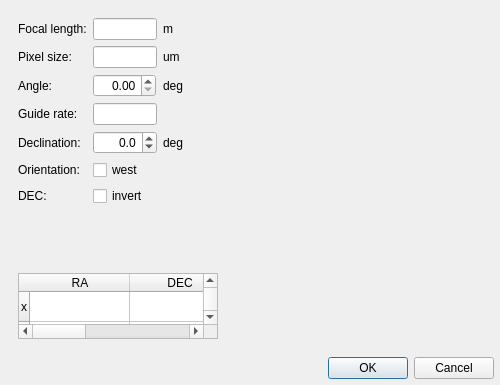
AndreasFMueller/AstroPhotography, file gui/snowgui/icegui/calibrationcalculatordialog.ui: the form before one commit.
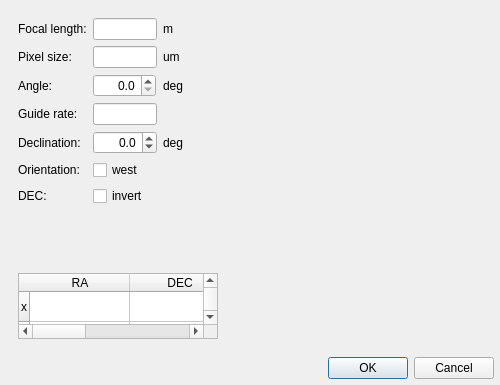
The form after the commit. Custom widgets are drawn as their Qt base class.

The edit to the form file:
```diff
--- a/gui/snowgui/icegui/calibrationcalculatordialog.ui
+++ b/gui/snowgui/icegui/calibrationcalculatordialog.ui
@@ -203,6 +203,18 @@
            <property name="alignment">
             <set>Qt::AlignRight|Qt::AlignTrailing|Qt::AlignVCenter</set>
            </property>
+           <property name="decimals">
+            <number>1</number>
+           </property>
+           <property name="minimum">
+            <double>0.000000000000000</double>
+           </property>
+           <property name="maximum">
+            <double>360.000000000000000</double>
+           </property>
+           <property name="singleStep">
+            <double>10.000000000000000</double>
+           </property>
           </widget>
          </item>
          <item row="7" column="0" colspan="3">
```
